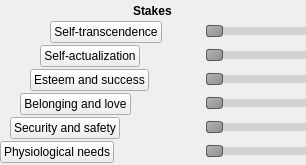
First picture: the form in ui/scene_goal_stakes.ui, repository zkovari/plotlyst, before the edit.
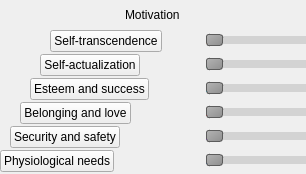
Second picture: the form after the edit. Custom widgets are drawn as their Qt base class.

Commit message: Rename stakes to motivation

```diff
--- a/ui/scene_goal_stakes.ui
+++ b/ui/scene_goal_stakes.ui
@@ -7,7 +7,7 @@
     <x>0</x>
     <y>0</y>
     <width>306</width>
-    <height>165</height>
+    <height>174</height>
    </rect>
   </property>
   <property name="windowTitle">
@@ -33,13 +33,11 @@
     <widget class="QLabel" name="label">
      <property name="font">
       <font>
-       <weight>75</weight>
-       <bold>true</bold>
        <underline>false</underline>
       </font>
      </property>
      <property name="text">
-      <string>Stakes</string>
+      <string>Motivation</string>
      </property>
     </widget>
    </item>
@@ -478,7 +476,6 @@
        </property>
        <property name="font">
         <font>
-         <weight>50</weight>
          <bold>false</bold>
         </font>
        </property>
```
Left out of the diff: 2 changed lines with no effect on the pictures. The commit also changes 1 other file.
